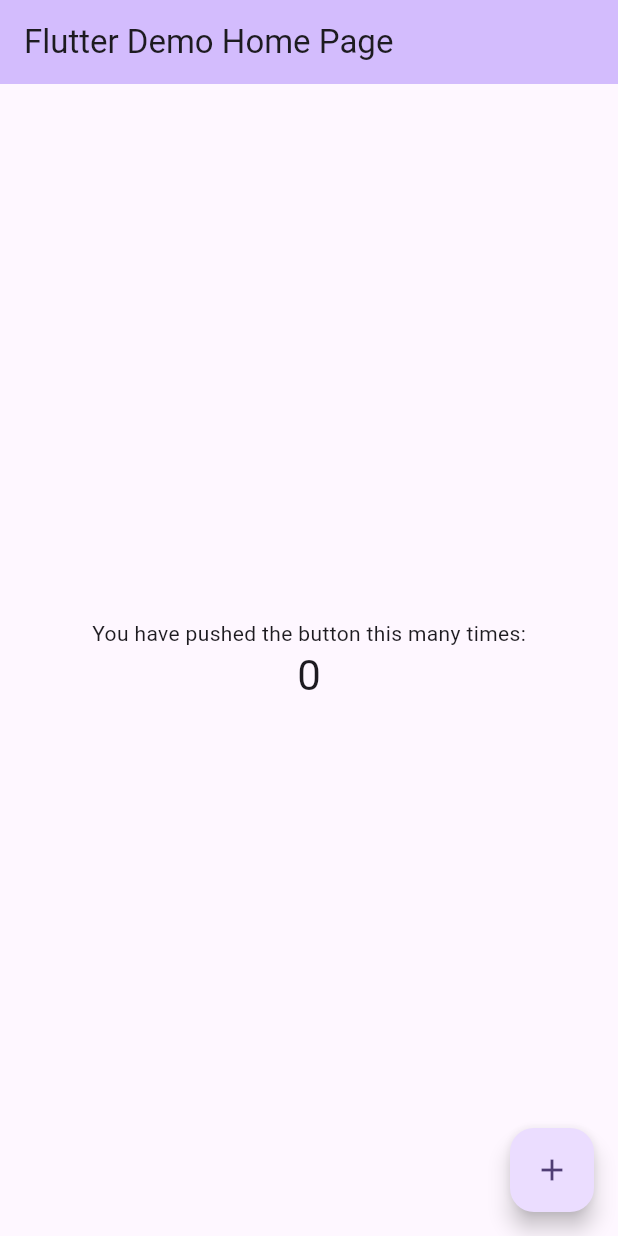
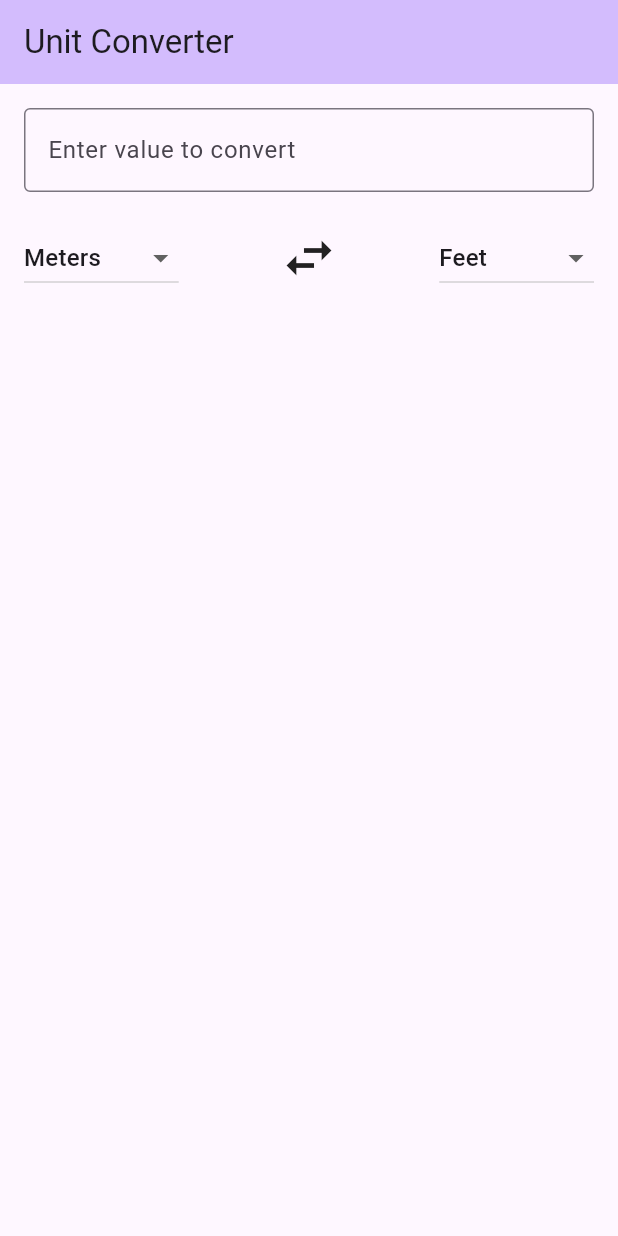
Before and after one commit to hayderr-glitch/Unit_Converter_Flutter, a Flutter app: the screen it shows after launch, on a phone screen of 412 x 824 dp. Run offline on Flutter 3.47's test engine with Material 3 defaults, Android fonts, the phone set to English and light mode, and no system bars.

Commit message:
converter

```diff
--- a/lib/main.dart
+++ b/lib/main.dart
@@ -10,11 +10,11 @@ class MyApp extends StatelessWidget {
   @override
   Widget build(BuildContext context) {
     return MaterialApp(
-      title: 'Flutter Demo',
+      title: 'Unit Converter',
       theme: ThemeData(
         colorScheme: ColorScheme.fromSeed(seedColor: Colors.deepPurple),
       ),
-      home: const MyHomePage(title: 'Flutter Demo Home Page'),
+      home: const MyHomePage(title: 'Unit Converter'),
     );
   }
 }
@@ -29,12 +29,55 @@ class MyHomePage extends StatefulWidget {
 }
 
 class _MyHomePageState extends State<MyHomePage> {
-  int _counter = 0;
+  final List<String> _units = [
+    'Meters',
+    'Kilometers',
+    'Miles',
+    'Yards',
+    'Feet',
+    'Inches',
+  ];
+  final Map<String, double> _conversionFactors = {
+    'Meters': 1.0,
+    'Kilometers': 1000.0,
+    'Miles': 1609.34,
+    'Yards': 0.9144,
+    'Feet': 0.3048,
+    'Inches': 0.0254,
+  };
 
-  void _incrementCounter() {
+  double? _inputValue;
+  String _fromUnit = 'Meters';
+  String _toUnit = 'Feet';
+  String _outputValue = '';
+
+  void _convert() {
+    if (_inputValue == null) {
+      setState(() {
+        _outputValue = '';
+      });
+      return;
+    }
+
+    double valueInMeters = _inputValue! * _conversionFactors[_fromUnit]!;
+    double result = valueInMeters / _conversionFactors[_toUnit]!;
+
     setState(() {
-      _counter++;
+      _outputValue = result.toStringAsFixed(4);
     });
+  }
+
+  Widget _buildUnitDropdown(
+    void Function(String?) onChanged,
+    String currentValue,
+  ) {
+    return DropdownButton<String>(
+      value: currentValue,
+      items: _units.map<DropdownMenuItem<String>>((String value) {
+        return DropdownMenuItem<String>(value: value, child: Text(value));
+      }).toList(),
+      onChanged: onChanged,
+    );
   }
 
   @override
@@ -44,22 +87,53 @@ class _MyHomePageState extends State<MyHomePage> {
         backgroundColor: Theme.of(context).colorScheme.inversePrimary,
         title: Text(widget.title),
       ),
-      body: Center(
+      body: Padding(
+        padding: const EdgeInsets.all(16.0),
         child: Column(
-          mainAxisAlignment: MainAxisAlignment.center,
+          crossAxisAlignment: CrossAxisAlignment.stretch,
           children: <Widget>[
-            const Text('You have pushed the button this many times:'),
-            Text(
-              '$_counter',
-              style: Theme.of(context).textTheme.headlineMedium,
+            TextField(
+              onChanged: (value) {
+                setState(() {
+                  _inputValue = double.tryParse(value);
+                  _convert();
+                });
+              },
+              keyboardType: TextInputType.number,
+              decoration: const InputDecoration(
+                labelText: 'Enter value to convert',
+                border: OutlineInputBorder(),
+              ),
             ),
+            const SizedBox(height: 20.0),
+            Row(
+              mainAxisAlignment: MainAxisAlignment.spaceBetween,
+              children: [
+                _buildUnitDropdown((newUnit) {
+                  setState(() {
+                    _fromUnit = newUnit!;
+                    _convert();
+                  });
+                }, _fromUnit),
+                const Icon(Icons.swap_horiz, size: 40),
+                _buildUnitDropdown((newUnit) {
+                  setState(() {
+                    _toUnit = newUnit!;
+                    _convert();
+                  });
+                }, _toUnit),
+              ],
+            ),
+            const SizedBox(height: 40.0),
+            if (_outputValue.isNotEmpty)
+              Center(
+                child: Text(
+                  '$_outputValue $_toUnit',
+                  style: Theme.of(context).textTheme.headlineMedium,
+                ),
+              ),
           ],
         ),
-      ),
-      floatingActionButton: FloatingActionButton(
-        onPressed: _incrementCounter,
-        tooltip: 'Increment',
-        child: const Icon(Icons.add),
       ),
     );
   }
```
